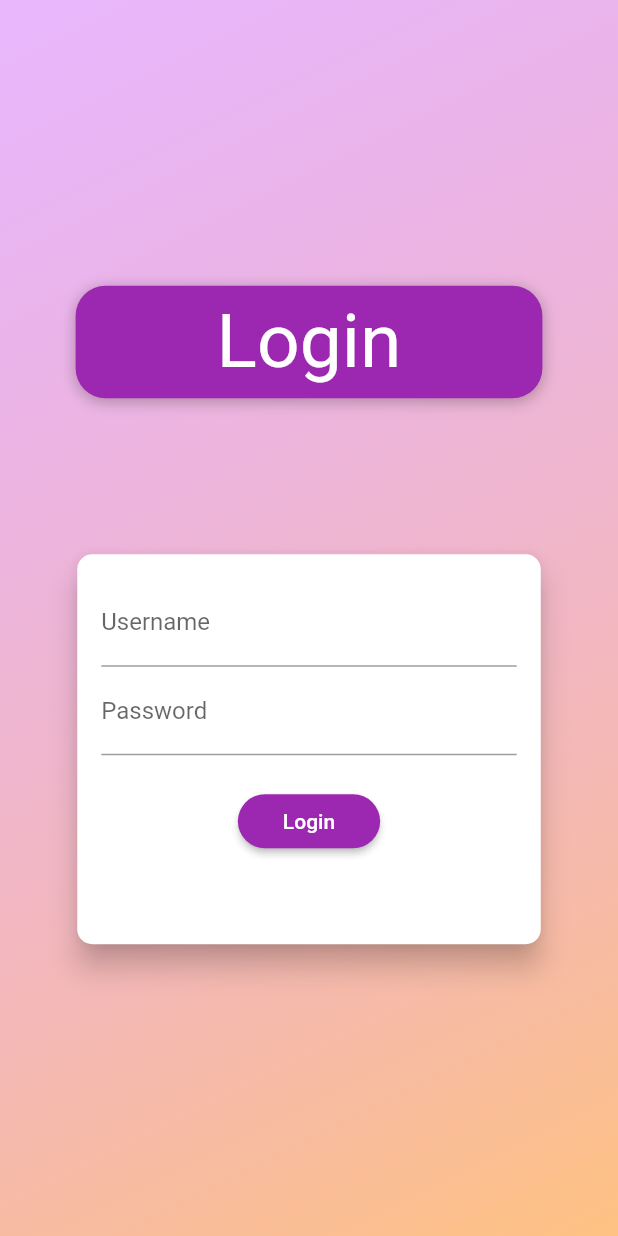
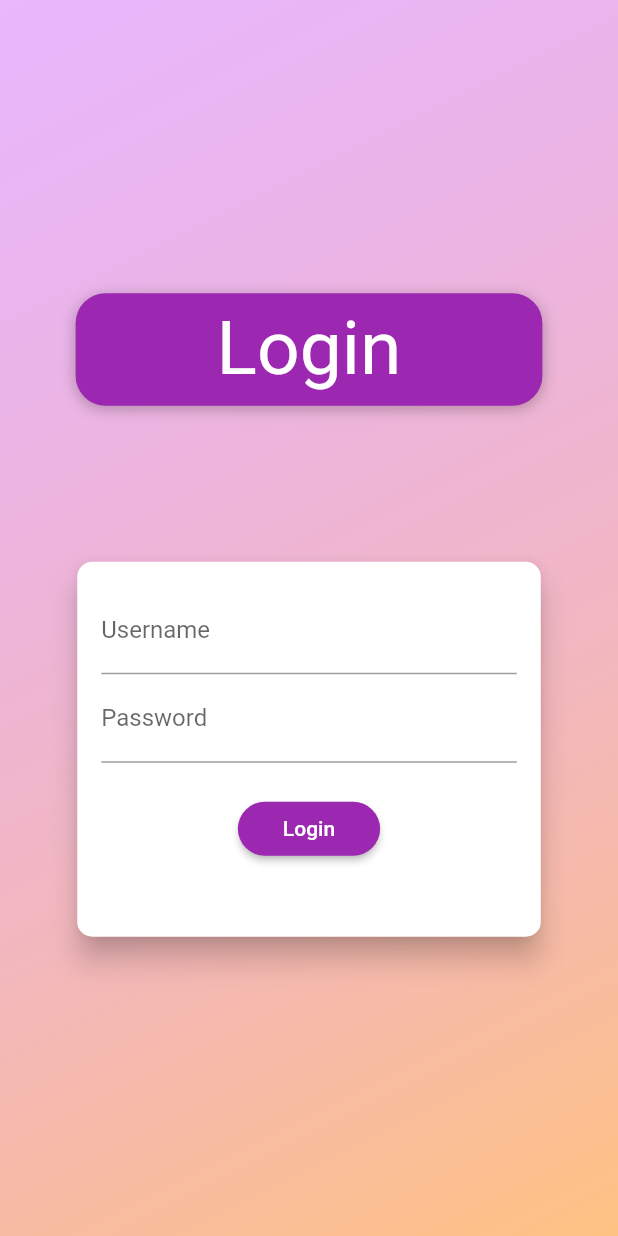
Before and after one commit to Daniyal235/auth-app, a Flutter app: the screen it shows after launch, on a phone screen of 412 x 824 dp. Run offline on Flutter 3.47's test engine with Material 2 defaults, Android fonts, the light colour scheme and no system bars; Roboto replaces fonts that are missing (Anton).

Commit message:
changed height

```diff
--- a/lib/screens/login_page.dart
+++ b/lib/screens/login_page.dart
@@ -106,7 +106,7 @@ class _AuthCardState extends State<AuthCard> {
       ),
       elevation: 8.0,
       child: Container(
-        height: 260,
+        height: 250,
         width: deviceSize.width * 0.75,
         padding: EdgeInsets.all(16.0),
         child: Form(
```
